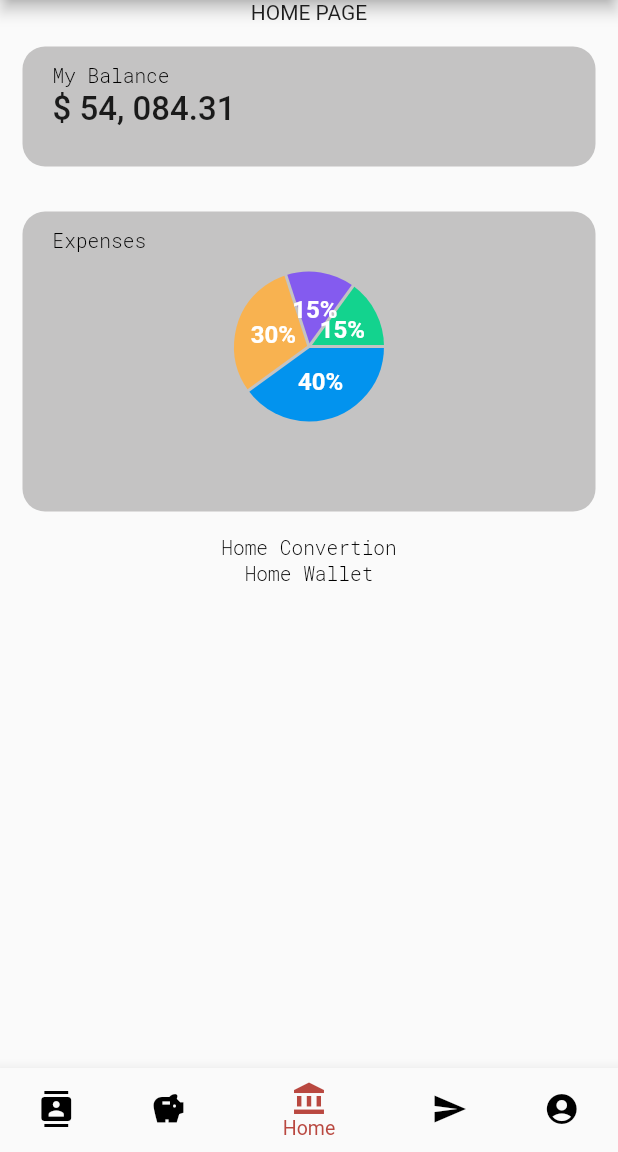
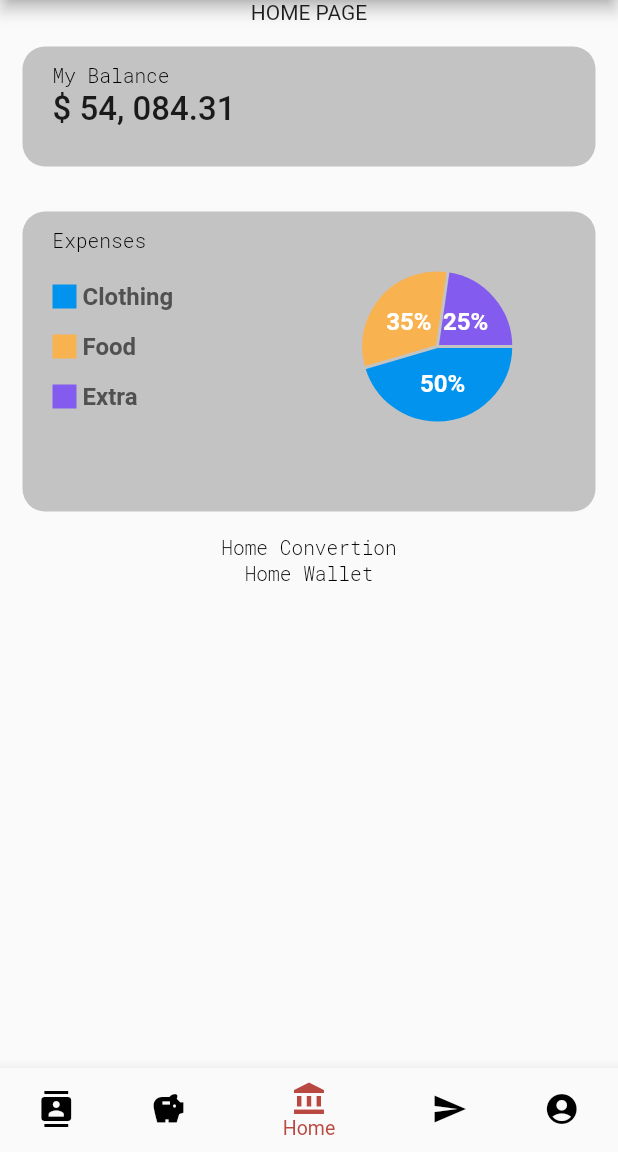
Before and after one commit to cchalop1/epitech-flutter, a Flutter app: the screen it shows after launch, on a phone screen of 412 x 824 dp, the part 84-1236 px from its top. Run offline on Flutter 3.47's test engine with Material 2 defaults, Android fonts, the light colour scheme and no system bars; drawn by our look-alikes of fl_chart; our stand-ins replace google_fonts.

Commit message:
Update the pie chart

```diff
--- a/lib/components/homepage/HomeChart.dart
+++ b/lib/components/homepage/HomeChart.dart
@@ -1,7 +1,9 @@
 import 'package:flutter/material.dart';
-import 'package:google_fonts/google_fonts.dart';
+// import 'package:google_fonts/google_fonts.dart';
 import 'package:fl_chart/fl_chart.dart';
 // import 'indicator.dart';
+// import 'PieChartIndicator.dart';
+import 'HomeChartIndicator.dart';
 
 class HomeChart extends StatefulWidget {
   const HomeChart({Key? key, required this.title}) : super(key: key);
@@ -15,28 +17,41 @@ class _MyHomeChartState extends State<HomeChart> {
 
   @override
   Widget build(BuildContext context) {
-    return PieChart(
-      PieChartData(
-          sections: showingSections()
-      )
-      // swapAnimationDuration: Duration(milliseconds: 150), // Optional
-      // swapAnimationCurve: Curves.linear, // Optional
+    return Row(
+      mainAxisSize: MainAxisSize.max,
+      children: [
+        Expanded (child: Container(
+          height: double.infinity, width: double.infinity,
+          child: HomeChartIndicators(),
+        )),
+        Expanded (child: Container(
+          height: double.infinity, width: double.infinity,
+          child: PieChart(
+            PieChartData(
+                sections: showingSections()
+            ),
+            swapAnimationDuration: Duration(milliseconds: 150), // Optional
+            swapAnimationCurve: Curves.linear,
+          ),
+        )),
+      ] // Optional
     );
   }
+
 // }
  List<PieChartSectionData> showingSections() {
-    return List.generate(4, (i) {
+    return List.generate(3, (i) {
       final isTouched = i == touchedIndex;
-      // final fontSize = isTouched ? 25.0 : 16.0;
-      final fontSize =  16.0;
-      // final radius = isTouched ? 60.0 : 50.0;
-      final radius = 50.0;
+      final fontSize = isTouched ? 25.0 : 16.0;
+      // final fontSize =  16.0;
+      final radius = isTouched ? 60.0 : 50.0;
+      // final radius = 50.0;
       switch (i) {
         case 0:
           return PieChartSectionData(
             color: const Color(0xff0293ee),
-            value: 40,
-            title: '40%',
+            value: 50,
+            title: '50%',
             radius: radius,
             titleStyle: TextStyle(
                 fontSize: fontSize,
@@ -46,8 +61,8 @@ class _MyHomeChartState extends State<HomeChart> {
         case 1:
           return PieChartSectionData(
             color: const Color(0xfff8b250),
-            value: 30,
-            title: '30%',
+            value: 35,
+            title: '35%',
             radius: radius,
             titleStyle: TextStyle(
                 fontSize: fontSize,
@@ -57,19 +72,8 @@ class _MyHomeChartState extends State<HomeChart> {
         case 2:
           return PieChartSectionData(
             color: const Color(0xff845bef),
-            value: 15,
-            title: '15%',
-            radius: radius,
-            titleStyle: TextStyle(
-                fontSize: fontSize,
-                fontWeight: FontWeight.bold,
-                color: const Color(0xffffffff)),
-          );
-        case 3:
-          return PieChartSectionData(
-            color: const Color(0xff13d38e),
-            value: 15,
-            title: '15%',
+            value: 25,
+            title: '25%',
             radius: radius,
             titleStyle: TextStyle(
                 fontSize: fontSize,
--- /dev/null
+++ b/lib/components/homepage/HomeChartIndicator.dart
@@ -0,0 +1,35 @@
+import 'package:flutter/material.dart';
+// import 'package:google_fonts/google_fonts.dart';
+// import 'package:fl_chart/fl_chart.dart';
+// import 'indicator.dart';
+import 'PieChartIndicator.dart';
+
+class HomeChartIndicators extends StatelessWidget {
+  const HomeChartIndicators({Key? key}) : super(key: key);
+
+  @override
+  Widget build(BuildContext context) {
+    return Column(
+      children: [
+        Expanded(child: PieChartIndicator(
+          color: const Color(0xff0293ee),
+          text: "Clothing",
+          isSquare: true,
+          )
+        ),
+        Expanded(child: PieChartIndicator(
+          color: const Color(0xfff8b250),
+          text: "Food",
+          isSquare: true,
+          )
+        ),
+        Expanded(child: PieChartIndicator(
+          color: const Color(0xff845bef),
+          text: "Extra",
+          isSquare: true,
+          )
+        )
+      ],
+    );
+  }
+}
--- /dev/null
+++ b/lib/components/homepage/PieChartIndicator.dart
@@ -0,0 +1,42 @@
+import 'package:flutter/material.dart';
+
+class PieChartIndicator extends StatelessWidget {
+  final Color color;
+  final String text;
+  final bool isSquare;
+  final double size;
+  final Color textColor;
+
+  const PieChartIndicator({
+    Key? key,
+    required this.color,
+    required this.text,
+    required this.isSquare,
+    this.size = 16,
+    this.textColor = const Color(0xff505050),
+  }) : super(key: key);
+
+  @override
+  Widget build(BuildContext context) {
+    return Row(
+      children: <Widget>[
+        Container(
+          width: size,
+          height: size,
+          decoration: BoxDecoration(
+            shape: isSquare ? BoxShape.rectangle : BoxShape.circle,
+            color: color,
+          ),
+        ),
+        const SizedBox(
+          width: 4,
+        ),
+        Text(
+          text,
+          style: TextStyle(
+              fontSize: 16, fontWeight: FontWeight.bold, color: textColor),
+        )
+      ],
+    );
+  }
+}
```
